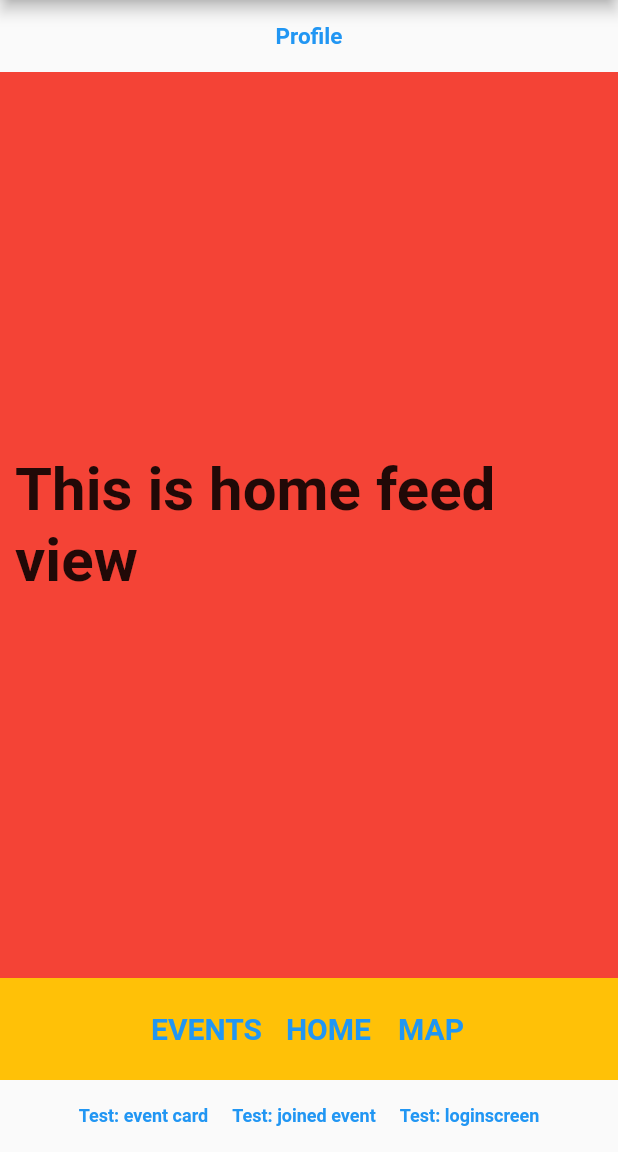
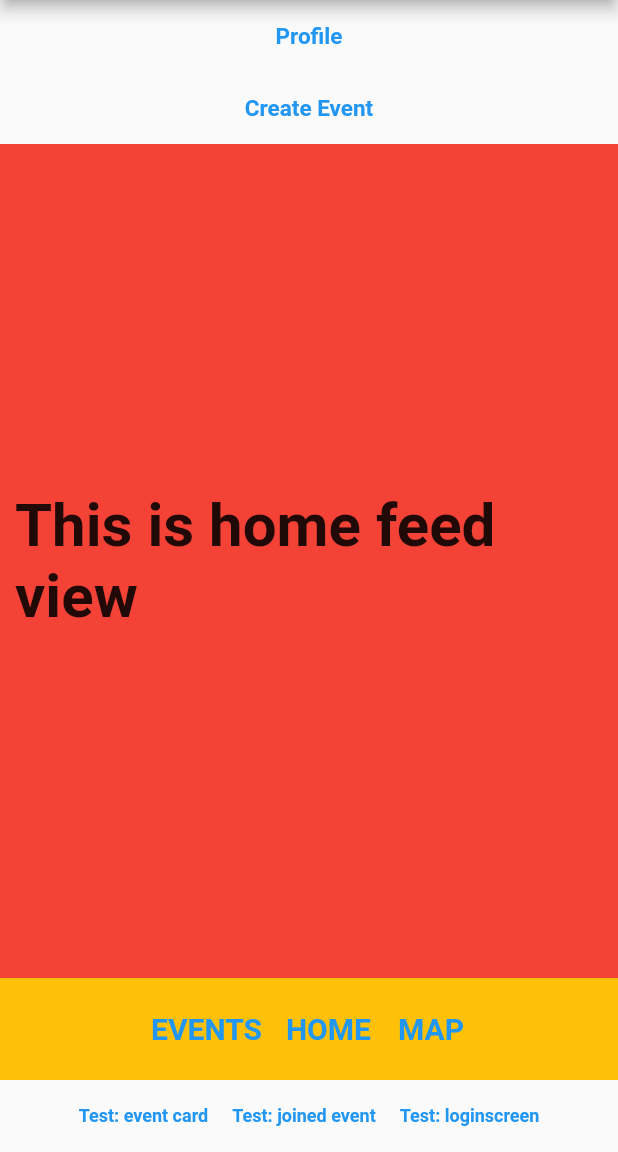
Before and after one commit to FontysFrontend2/eventify_frontend, a Flutter app: the screen it shows after launch, on a phone screen of 412 x 824 dp, the part 84-1236 px from its top. Run offline on Flutter 3.47's test engine with Material 2 defaults, Android fonts, the phone set to English and light mode, and no system bars; our stand-ins replace google_maps_flutter.

Commit message:
create event view added

```diff
--- a/lib/main.dart
+++ b/lib/main.dart
@@ -1,3 +1,4 @@
+import 'package:eventify_frontend/create_event/create_event_view.dart';
 import 'package:eventify_frontend/event/events_view.dart';
 import 'package:eventify_frontend/feed/homefeed_view.dart';
 import 'package:eventify_frontend/chat/chat_view.dart';
@@ -52,7 +53,8 @@ class MyAppState extends State<MyApp> {
                   return true;
                 },
 
-                // Näkymät: state 0 = home, state 1 = events, state 2 = map, state 3 = profile, state 4 = event card, state 5 = chat, state 5 = login
+                // Näkymät: state 0 = home, state 1 = events, state 2 = map, state 3 = profile, state 4 = event card,
+                //state 5 = chat, state 6 = create event, state 7 = login, state 8 = register
                 child: Column(
                     children: ([
                   _state == 0
@@ -63,6 +65,14 @@ class MyAppState extends State<MyApp> {
                             TextButton(
                               onPressed: () => _stateCounter(3),
                               child: const Text('Profile',
+                                  style: TextStyle(
+                                    fontSize: 15,
+                                    fontWeight: FontWeight.bold,
+                                  )),
+                            ),
+                            TextButton(
+                              onPressed: () => _stateCounter(6),
+                              child: const Text('Create Event',
                                   style: TextStyle(
                                     fontSize: 15,
                                     fontWeight: FontWeight.bold,
@@ -86,6 +96,10 @@ class MyAppState extends State<MyApp> {
                                           ? (const Expanded(
                                               flex: 2, child: ChatView()))
                                           : _state == 6
+                                              ? (const Expanded(
+                                                  flex: 2,
+                                                  child: CreateEventView()))
+                                              : _state == 7
                                                   ? (Expanded(
                                                       flex: 2,
                                                       child: Column(children: [
@@ -101,13 +115,15 @@ class MyAppState extends State<MyApp> {
                                                               style: TextStyle(
                                                                 fontSize: 15,
                                                                 fontWeight:
-                                                                FontWeight.bold,
+                                                                    FontWeight
+                                                                        .bold,
                                                               )),
                                                         ),
                                                       ])))
                                                   : (const Expanded(
                                                       flex: 2,
-                                                  child: RegisterationView())),
+                                                      child:
+                                                          RegisterationView())),
 
                   // Painikkeet alhaalla: events, home, map
                   Container(
```
Also changed, not shown: lib/create_event/create_event_view.dart (added, +20 -0 lines), lib/map/map_view.dart (+0 -18 lines). Lines whose indentation alone changed are shown as unchanged.
